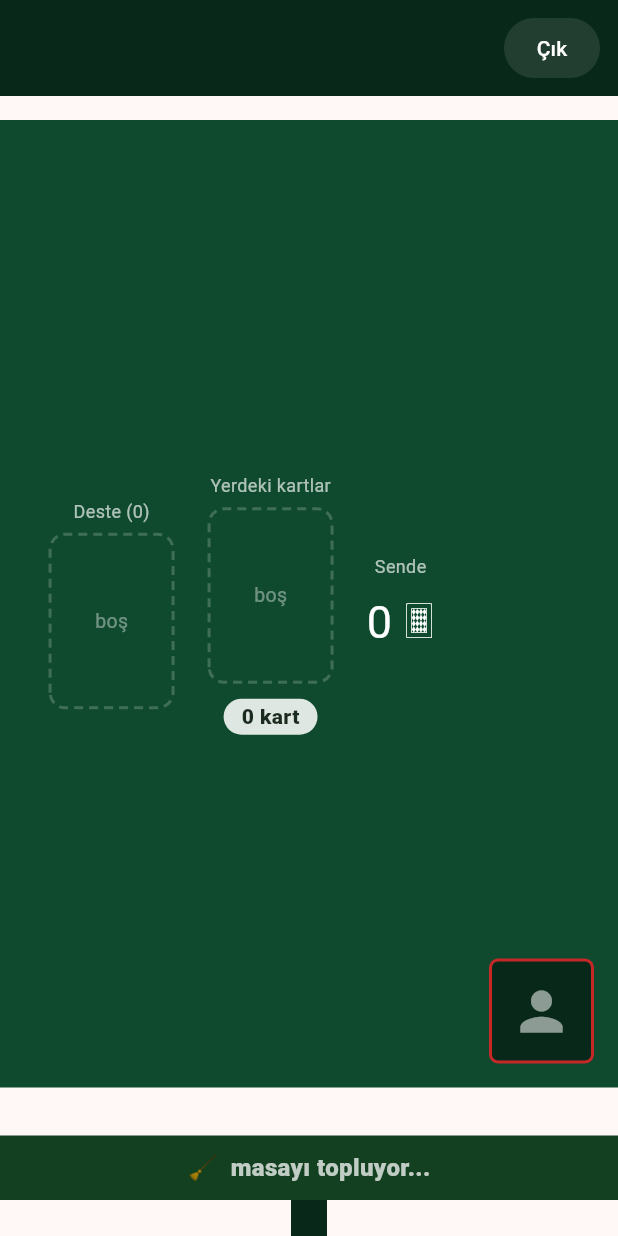
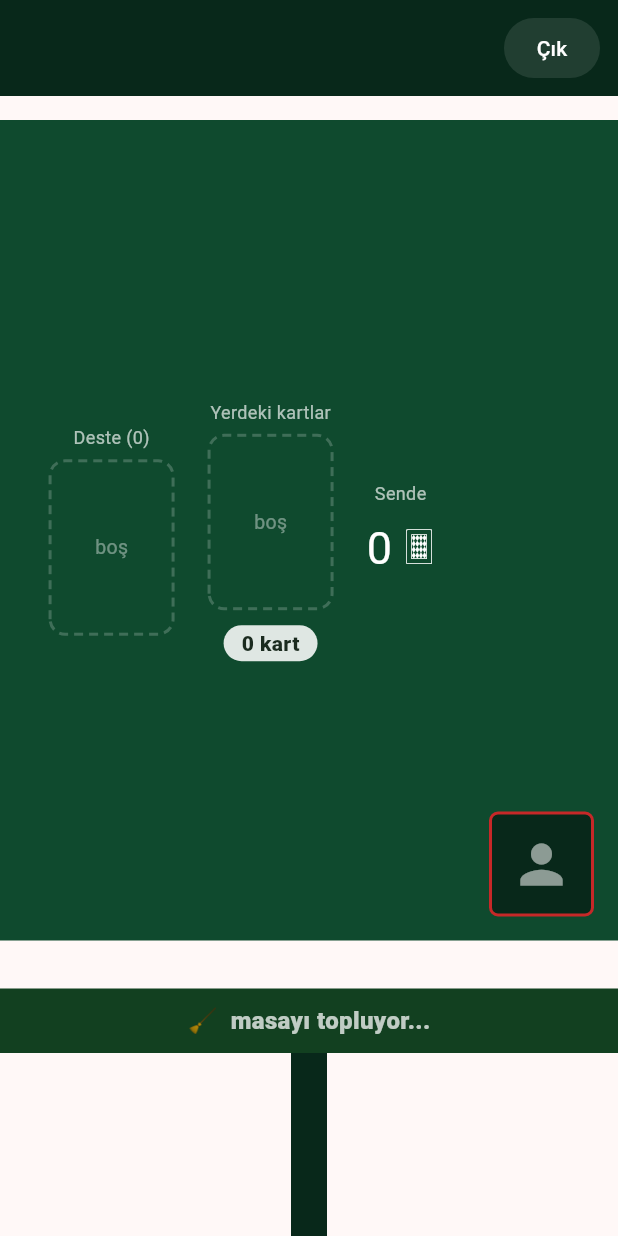
Before and after one commit to lutfuerkul/uno_online, a Flutter app: the _Board widget shown alone on an empty page, opened directly with empty values, on a phone screen of 412 x 824 dp. Run offline on Flutter 3.47's test engine with Material 3 defaults, Android fonts, the phone set to English and light mode, and no system bars; our stand-ins replace cloud_firestore, firebase_core, image_picker, package_info_plus, shared_preferences; accounts and stored records are empty; network calls fail.

Commit message:
Pisti/UNO el alani yuksekligi sabitlendi; Okey el gosterimi 7 saniye
- Pisti ve UNO'da el (kart) alani artik kart yuksekligi kadar sabit yer
  ayiriyor; elde kart kalmayinca (Pisti'de yeni dagitim beklenirken
  normal bir durum) Row bos kalip yukseklik sifirlanmiyordu, bu duzeltildi.
- Okey'de biten el gosterim suresi 10 saniyeden 7 saniyeye dusuruldu
  (hem bilgisayara karsi hem online).

```diff
--- a/lib/okey/screens/okey_bot_screen.dart
+++ b/lib/okey/screens/okey_bot_screen.dart
@@ -72,7 +72,7 @@ class _LocalGameBody extends StatefulWidget {
 class _LocalGameBodyState extends State<_LocalGameBody> {
   /// Kazanan varsa eli birkaç saniye gösterilir; berabere ise kısa gecikmeyle
   /// doğrudan skor ekranına geçilir.
-  static const _handRevealDuration = Duration(seconds: 10);
+  static const _handRevealDuration = Duration(seconds: 7);
   static const _drawDelay = Duration(milliseconds: 1600);
 
   Timer? _resultTimer;
--- a/lib/okey/screens/okey_game_screen.dart
+++ b/lib/okey/screens/okey_game_screen.dart
@@ -54,7 +54,7 @@ class _GameBody extends StatefulWidget {
 class _GameBodyState extends State<_GameBody> {
   /// Kazanan varsa eli birkaç saniye gösterilir; berabere ise kısa gecikmeyle
   /// doğrudan skor ekranına geçilir.
-  static const _handRevealDuration = Duration(seconds: 10);
+  static const _handRevealDuration = Duration(seconds: 7);
   static const _drawDelay = Duration(milliseconds: 1600);
 
   Timer? _resultTimer;
--- a/lib/pisti/widgets/pisti_board_view.dart
+++ b/lib/pisti/widgets/pisti_board_view.dart
@@ -234,7 +234,12 @@ class _Board extends StatelessWidget {
           padding: const EdgeInsets.all(12),
           child: SingleChildScrollView(
             scrollDirection: Axis.horizontal,
-            child: Row(
+            // SizedBox: elde hiç kart kalmadığında (yeni dağıtım beklenirken)
+            // Row boş kalıp yüksekliği sıfırlanmasın diye kart yüksekliği
+            // kadar sabit yer ayrılıyor.
+            child: SizedBox(
+              height: 70 * 1.4,
+              child: Row(
               children: [
                 for (var i = 0; i < controller.myHand.length; i++) ...[
                   if (i > 0) const SizedBox(width: 6),
@@ -246,6 +251,7 @@ class _Board extends StatelessWidget {
                   ),
                 ],
               ],
+              ),
             ),
           ),
         ),
--- a/lib/widgets/uno_board_view.dart
+++ b/lib/widgets/uno_board_view.dart
@@ -257,6 +257,10 @@ class _Board extends StatelessWidget {
           padding: const EdgeInsets.all(12),
           child: SingleChildScrollView(
             scrollDirection: Axis.horizontal,
+            // SizedBox: elde hiç kart kalmadığında Row boş kalıp yüksekliği
+            // sıfırlanmasın diye kart yüksekliği kadar sabit yer ayrılıyor.
+            child: SizedBox(
+              height: 62 * 1.5,
               child: Row(
                 children: [
                   for (final (i, card) in sortedHand(controller.myHand).indexed) ...[
@@ -269,6 +273,7 @@ class _Board extends StatelessWidget {
                     ),
                   ],
                 ],
+              ),
             ),
           ),
         ),
```
Lines whose indentation alone changed are shown as unchanged.
